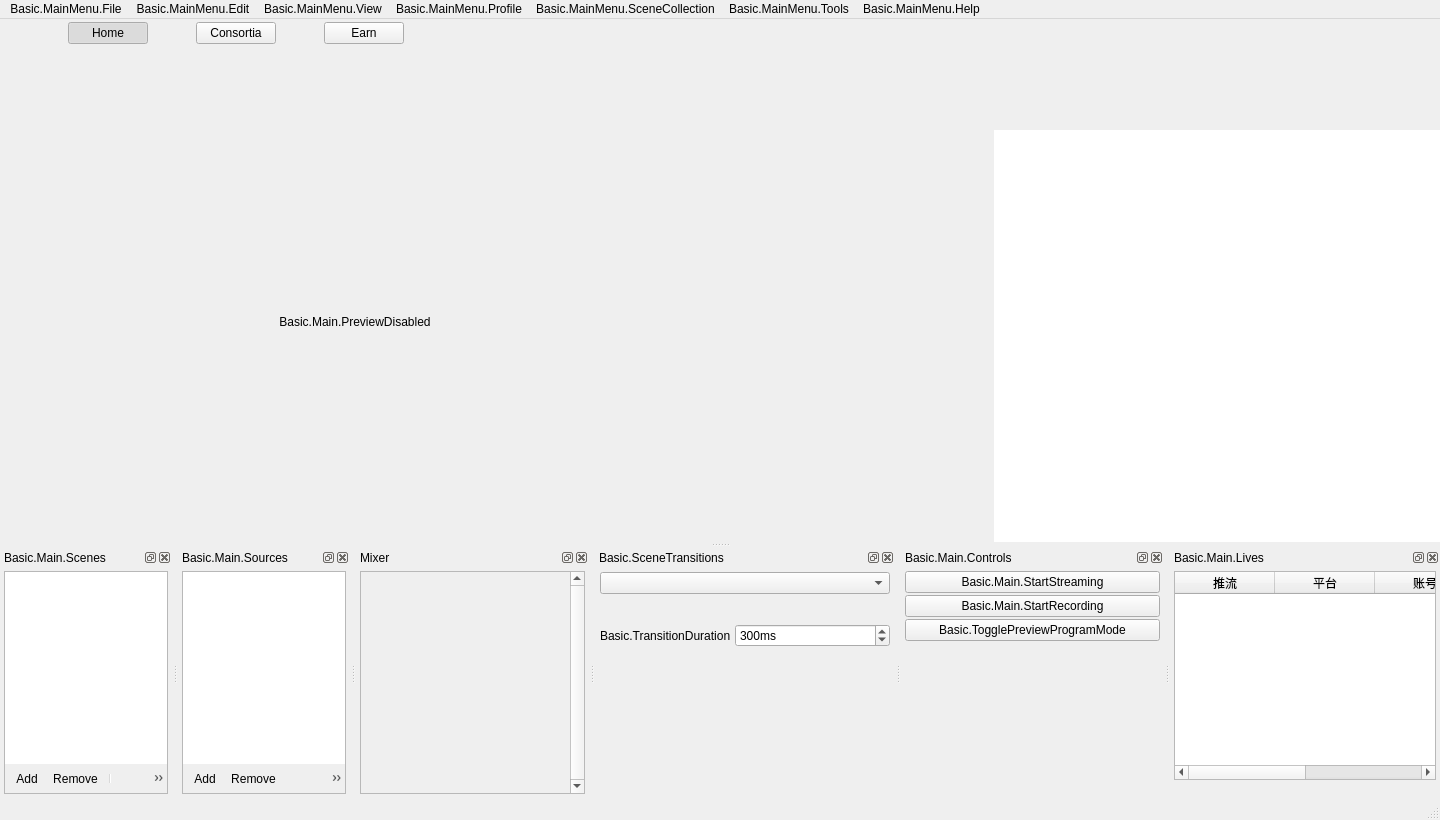
Before: the Qt Designer form UI/forms/OBSBasic.ui in gechangli/obs-studio, drawn with Qt 5.
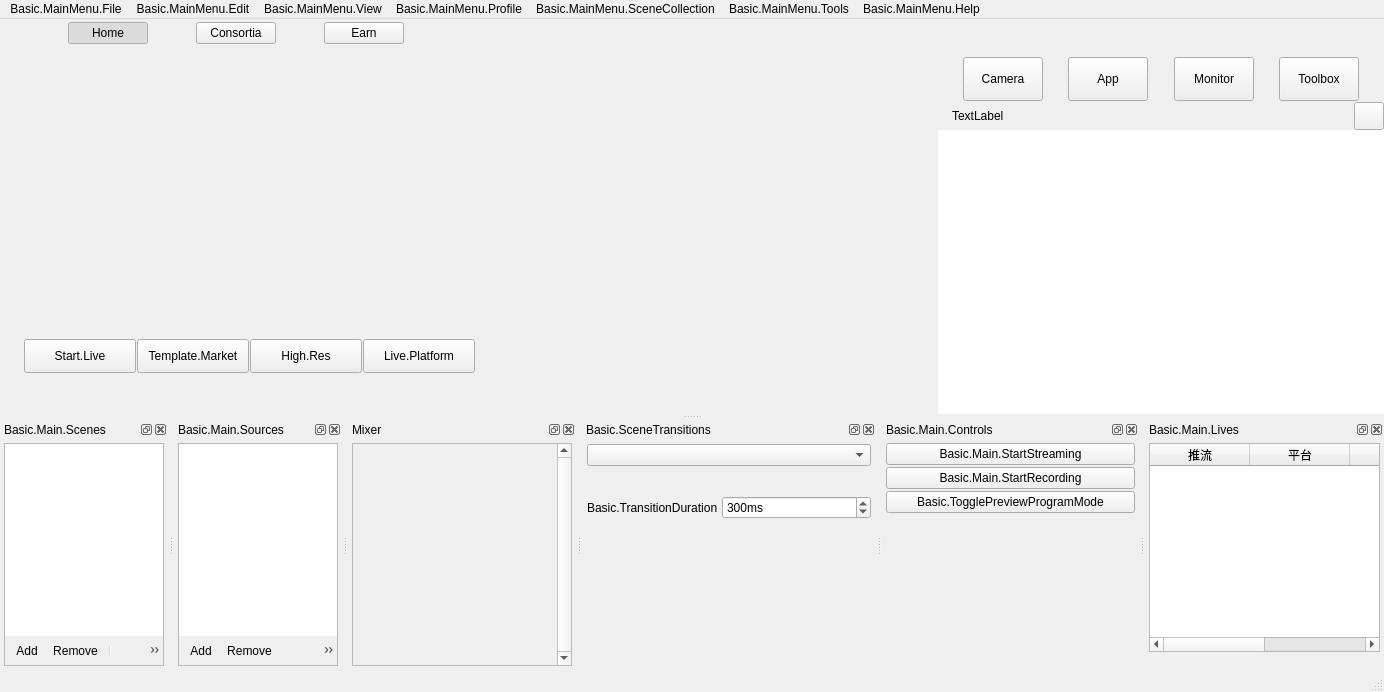
After: the same form once the commit is applied. Icons and pictures are not drawn. Custom widgets are drawn as their Qt base class.

```diff
--- a/UI/forms/OBSBasic.ui
+++ b/UI/forms/OBSBasic.ui
@@ -7,8 +7,8 @@
    <rect>
     <x>0</x>
     <y>0</y>
-    <width>1440</width>
-    <height>820</height>
+    <width>1384</width>
+    <height>692</height>
    </rect>
   </property>
   <property name="sizePolicy">
@@ -542,6 +542,168 @@
                <height>0</height>
               </size>
              </property>
+             <layout class="QHBoxLayout" name="horizontalLayout_10">
+              <property name="spacing">
+               <number>1</number>
+              </property>
+              <property name="leftMargin">
+               <number>24</number>
+              </property>
+              <property name="topMargin">
+               <number>1</number>
+              </property>
+              <property name="rightMargin">
+               <number>24</number>
+              </property>
+              <property name="bottomMargin">
+               <number>0</number>
+              </property>
+              <item>
+               <widget class="QPushButton" name="startLiveButton">
+                <property name="sizePolicy">
+                 <sizepolicy hsizetype="Fixed" vsizetype="Fixed">
+                  <horstretch>0</horstretch>
+                  <verstretch>0</verstretch>
+                 </sizepolicy>
+                </property>
+                <property name="minimumSize">
+                 <size>
+                  <width>112</width>
+                  <height>34</height>
+                 </size>
+                </property>
+                <property name="maximumSize">
+                 <size>
+                  <width>112</width>
+                  <height>34</height>
+                 </size>
+                </property>
+                <property name="text">
+                 <string>Start.Live</string>
+                </property>
+                <property name="icon">
+                 <iconset resource="obs.qrc">
+                  <normaloff>:/res/images/start.png</normaloff>:/res/images/start.png</iconset>
+                </property>
+               </widget>
+              </item>
+              <item>
+               <widget class="QPushButton" name="marketButton">
+                <property name="minimumSize">
+                 <size>
+                  <width>112</width>
+                  <height>34</height>
+                 </size>
+                </property>
+                <property name="maximumSize">
+                 <size>
+                  <width>112</width>
+                  <height>34</height>
+                 </size>
+                </property>
+                <property name="text">
+                 <string>Template.Market</string>
+                </property>
+                <property name="icon">
+                 <iconset resource="obs.qrc">
+                  <normaloff>:/res/images/market.png</normaloff>:/res/images/market.png</iconset>
+                </property>
+               </widget>
+              </item>
+              <item>
+               <widget class="QPushButton" name="profileButton">
+                <property name="sizePolicy">
+                 <sizepolicy hsizetype="Fixed" vsizetype="Fixed">
+                  <horstretch>0</horstretch>
+                  <verstretch>0</verstretch>
+                 </sizepolicy>
+                </property>
+                <property name="minimumSize">
+                 <size>
+                  <width>112</width>
+                  <height>34</height>
+                 </size>
+                </property>
+                <property name="maximumSize">
+                 <size>
+                  <width>112</width>
+                  <height>34</height>
+                 </size>
+                </property>
+                <property name="text">
+                 <string>High.Res</string>
+                </property>
+                <property name="icon">
+                 <iconset resource="obs.qrc">
+                  <normaloff>:/res/images/profile.png</normaloff>:/res/images/profile.png</iconset>
+                </property>
+               </widget>
+              </item>
+              <item>
+               <widget class="QPushButton" name="livePlatformButton">
+                <property name="sizePolicy">
+                 <sizepolicy hsizetype="Fixed" vsizetype="Fixed">
+                  <horstretch>0</horstretch>
+                  <verstretch>0</verstretch>
+                 </sizepolicy>
+                </property>
+                <property name="minimumSize">
+                 <size>
+                  <width>112</width>
+                  <height>34</height>
+                 </size>
+                </property>
+                <property name="maximumSize">
+                 <size>
+                  <width>112</width>
+                  <height>34</height>
+                 </size>
+                </property>
+                <property name="text">
+                 <string>Live.Platform</string>
+                </property>
+                <property name="icon">
+                 <iconset resource="obs.qrc">
+                  <normaloff>:/res/images/live_platform.png</normaloff>:/res/images/live_platform.png</iconset>
+                </property>
+               </widget>
+              </item>
+              <item>
+               <spacer name="horizontalSpacer_12">
+                <property name="orientation">
+                 <enum>Qt::Horizontal</enum>
+                </property>
+                <property name="sizeHint" stdset="0">
+                 <size>
+                  <width>40</width>
+                  <height>20</height>
+                 </size>
+                </property>
+               </spacer>
+              </item>
+              <item>
+               <widget class="QWidget" name="volumnPanel" native="true">
+                <property name="sizePolicy">
+                 <sizepolicy hsizetype="Fixed" vsizetype="Preferred">
+                  <horstretch>0</horstretch>
+                  <verstretch>0</verstretch>
+                 </sizepolicy>
+                </property>
+                <property name="minimumSize">
+                 <size>
+                  <width>200</width>
+                  <height>0</height>
+                 </size>
+                </property>
+                <property name="maximumSize">
+                 <size>
+                  <width>200</width>
+                  <height>16777215</height>
+                 </size>
+                </property>
+               </widget>
+              </item>
+             </layout>
             </widget>
            </item>
            <item>
@@ -607,6 +769,152 @@
                <height>44</height>
               </size>
              </property>
+             <layout class="QHBoxLayout" name="horizontalLayout_8">
+              <property name="spacing">
+               <number>0</number>
+              </property>
+              <property name="leftMargin">
+               <number>0</number>
+              </property>
+              <property name="topMargin">
+               <number>0</number>
+              </property>
+              <property name="rightMargin">
+               <number>0</number>
+              </property>
+              <property name="bottomMargin">
+               <number>0</number>
+              </property>
+              <item>
+               <spacer name="horizontalSpacer_7">
+                <property name="orientation">
+                 <enum>Qt::Horizontal</enum>
+                </property>
+                <property name="sizeHint" stdset="0">
+                 <size>
+                  <width>40</width>
+                  <height>20</height>
+                 </size>
+                </property>
+               </spacer>
+              </item>
+              <item>
+               <widget class="QPushButton" name="cameraButton">
+                <property name="sizePolicy">
+                 <sizepolicy hsizetype="Minimum" vsizetype="Minimum">
+                  <horstretch>0</horstretch>
+                  <verstretch>0</verstretch>
+                 </sizepolicy>
+                </property>
+                <property name="text">
+                 <string>Camera</string>
+                </property>
+                <property name="checkable">
+                 <bool>true</bool>
+                </property>
+               </widget>
+              </item>
+              <item>
+               <spacer name="horizontalSpacer_8">
+                <property name="orientation">
+                 <enum>Qt::Horizontal</enum>
+                </property>
+                <property name="sizeHint" stdset="0">
+                 <size>
+                  <width>40</width>
+                  <height>20</height>
+                 </size>
+                </property>
+               </spacer>
+              </item>
+              <item>
+               <widget class="QPushButton" name="appButton">
+                <property name="sizePolicy">
+                 <sizepolicy hsizetype="Minimum" vsizetype="Minimum">
+                  <horstretch>0</horstretch>
+                  <verstretch>0</verstretch>
+                 </sizepolicy>
+                </property>
+                <property name="text">
+                 <string>App</string>
+                </property>
+                <property name="checkable">
+                 <bool>true</bool>
+                </property>
+               </widget>
+              </item>
+              <item>
+               <spacer name="horizontalSpacer_9">
+                <property name="orientation">
+                 <enum>Qt::Horizontal</enum>
+                </property>
+                <property name="sizeHint" stdset="0">
+                 <size>
+                  <width>40</width>
+                  <height>20</height>
+                 </size>
+                </property>
+               </spacer>
+              </item>
+              <item>
+               <widget class="QPushButton" name="monitorButton">
+                <property name="sizePolicy">
+                 <sizepolicy hsizetype="Minimum" vsizetype="Minimum">
+                  <horstretch>0</horstretch>
+                  <verstretch>0</verstretch>
+                 </sizepolicy>
+                </property>
+                <property name="text">
+                 <string>Monitor</string>
+                </property>
+                <property name="checkable">
+                 <bool>true</bool>
+                </property>
+               </widget>
+              </item>
+              <item>
+               <spacer name="horizontalSpacer_10">
+                <property name="orientation">
+                 <enum>Qt::Horizontal</enum>
+                </property>
+                <property name="sizeHint" stdset="0">
+                 <size>
+                  <width>40</width>
+                  <height>20</height>
+                 </size>
+                </property>
+               </spacer>
+              </item>
+              <item>
+               <widget class="QPushButton" name="toolboxButton">
+                <property name="sizePolicy">
+                 <sizepolicy hsizetype="Minimum" vsizetype="Minimum">
+                  <horstretch>0</horstretch>
+                  <verstretch>0</verstretch>
+                 </sizepolicy>
+                </property>
+                <property name="text">
+                 <string>Toolbox</string>
+                </property>
+                <property name="checkable">
+                 <bool>true</bool>
+                </property>
+               </widget>
+              </item>
+              <item>
+               <spacer name="horizontalSpacer_11">
+                <property name="orientation">
+                 <enum>Qt::Horizontal</enum>
+                </property>
+                <property name="sizeHint" stdset="0">
+                 <size>
+                  <width>40</width>
+                  <height>20</height>
+                 </size>
+                </property>
+               </spacer>
+              </item>
+             </layout>
             </widget>
            </item>
            <item>
@@ -629,6 +937,65 @@
                <height>29</height>
               </size>
              </property>
+             <layout class="QHBoxLayout" name="horizontalLayout_9">
+              <property name="spacing">
+               <number>10</number>
+              </property>
+              <property name="leftMargin">
+               <number>14</number>
+              </property>
+              <property name="topMargin">
+               <number>1</number>
+              </property>
+              <property name="rightMargin">
+               <number>0</number>
+              </property>
+              <property name="bottomMargin">
+               <number>0</number>
+              </property>
+              <item>
+               <widget class="QLabel" name="sceneNameLabel">
+                <property name="sizePolicy">
+                 <sizepolicy hsizetype="Expanding" vsizetype="Preferred">
+                  <horstretch>0</horstretch>
+                  <verstretch>0</verstretch>
+                 </sizepolicy>
+                </property>
+                <property name="text">
+                 <string>TextLabel</string>
+                </property>
+               </widget>
+              </item>
+              <item>
+               <widget class="QPushButton" name="sceneButtonDrawer">
+                <property name="sizePolicy">
+                 <sizepolicy hsizetype="Fixed" vsizetype="Expanding">
+                  <horstretch>0</horstretch>
+                  <verstretch>0</verstretch>
+                 </sizepolicy>
+                </property>
+                <property name="minimumSize">
+                 <size>
+                  <width>30</width>
+                  <height>0</height>
+                 </size>
+                </property>
+                <property name="maximumSize">
+                 <size>
+                  <width>30</width>
+                  <height>16777215</height>
+                 </size>
+                </property>
+                <property name="icon">
+                 <iconset resource="obs.qrc">
+                  <normaloff>:/res/images/button_drawer_handle.png</normaloff>:/res/images/button_drawer_handle.png</iconset>
+                </property>
+                <property name="flat">
+                 <bool>false</bool>
+                </property>
+               </widget>
+              </item>
+             </layout>
             </widget>
            </item>
            <item>
@@ -678,7 +1045,7 @@
     <rect>
      <x>0</x>
      <y>0</y>
-     <width>1440</width>
+     <width>1384</width>
      <height>22</height>
     </rect>
    </property>
```
Left out of the diff: 2 changed lines with no effect on the pictures.
